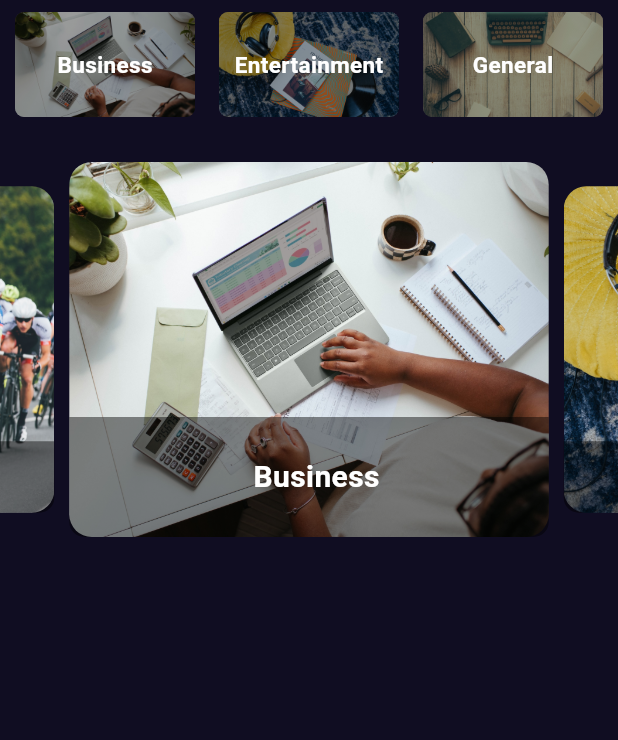
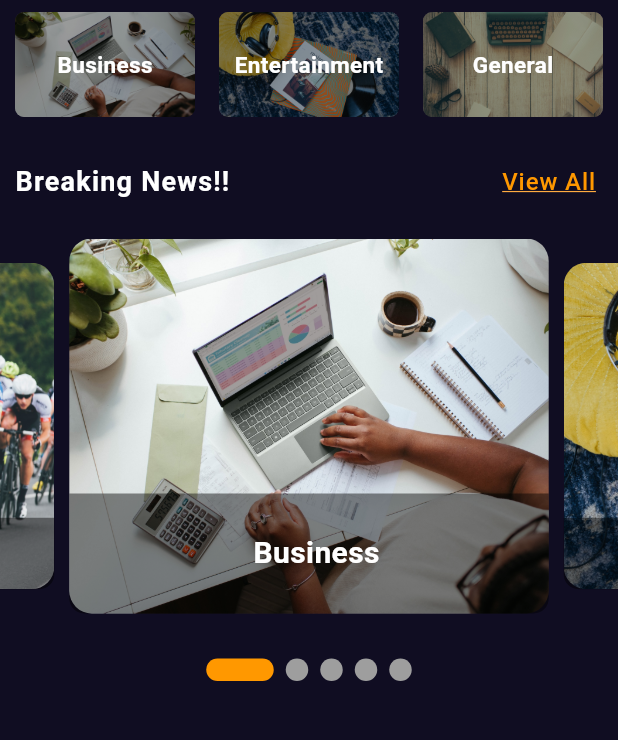
Before and after one commit to stp2003/Samachaar, a Flutter app: the screen it shows after launch, on a phone screen of 412 x 824 dp, the part 84-824 px from its top. Run offline on Flutter 3.47's test engine with Material 3 defaults, Android fonts, the phone set to English and light mode, and no system bars; drawn by our look-alikes of carousel_slider, smooth_page_indicator.

Commit message:
indicator made

```diff
--- a/lib/screens/home_screen.dart
+++ b/lib/screens/home_screen.dart
@@ -5,6 +5,7 @@ import 'package:samachaar/services/category_data.dart';
 import 'package:samachaar/services/slider_data.dart';
 import 'package:samachaar/widgets/app_bar.dart';
 import 'package:samachaar/widgets/build_image.dart';
+import 'package:samachaar/widgets/build_indicator.dart';
 
 import '../model/category_model.dart';
 import '../widgets/category_tile.dart';
@@ -59,6 +60,39 @@ class _HomeScreenState extends State<HomeScreen> {
               ),
             ),
             const SizedBox(height: 30.0),
+            Padding(
+              padding: const EdgeInsets.only(left: 10.0, right: 15.0),
+              child: Row(
+                mainAxisAlignment: MainAxisAlignment.spaceBetween,
+                children: [
+                  const Text(
+                    "Breaking News!!",
+                    style: TextStyle(
+                      color: Colors.white,
+                      fontWeight: FontWeight.bold,
+                      fontSize: 18.0,
+                      letterSpacing: 0.8,
+                    ),
+                  ),
+                  InkWell(
+                    splashColor: Colors.purple,
+                    onTap: () {},
+                    child: const Text(
+                      "View All",
+                      style: TextStyle(
+                        decoration: TextDecoration.underline,
+                        decorationColor: Colors.orangeAccent,
+                        color: Colors.orange,
+                        fontWeight: FontWeight.w500,
+                        fontSize: 16.0,
+                        letterSpacing: 0.6,
+                      ),
+                    ),
+                  ),
+                ],
+              ),
+            ),
+            const SizedBox(height: 25.0),
             CarouselSlider.builder(
               itemCount: sliders.length,
               itemBuilder: (context, index, realIndex) {
@@ -80,6 +114,13 @@ class _HomeScreenState extends State<HomeScreen> {
                 },
               ),
             ),
+            const SizedBox(height: 30.0),
+            Center(
+              child: BuildIndicator(
+                activeIndex: activeIndex,
+                count: sliders.length,
+              ),
+            ),
           ],
         ),
       ),
--- /dev/null
+++ b/lib/widgets/build_indicator.dart
@@ -0,0 +1,26 @@
+import 'package:flutter/material.dart';
+import 'package:smooth_page_indicator/smooth_page_indicator.dart';
+
+class BuildIndicator extends StatelessWidget {
+  final int activeIndex;
+  final int count;
+
+  const BuildIndicator({
+    super.key,
+    required this.activeIndex,
+    required this.count,
+  });
+
+  @override
+  Widget build(BuildContext context) {
+    return AnimatedSmoothIndicator(
+      activeIndex: activeIndex,
+      count: count,
+      effect: const ExpandingDotsEffect(
+        dotWidth: 15,
+        dotHeight: 15,
+        activeDotColor: Colors.orange,
+      ),
+    );
+  }
+}
```
